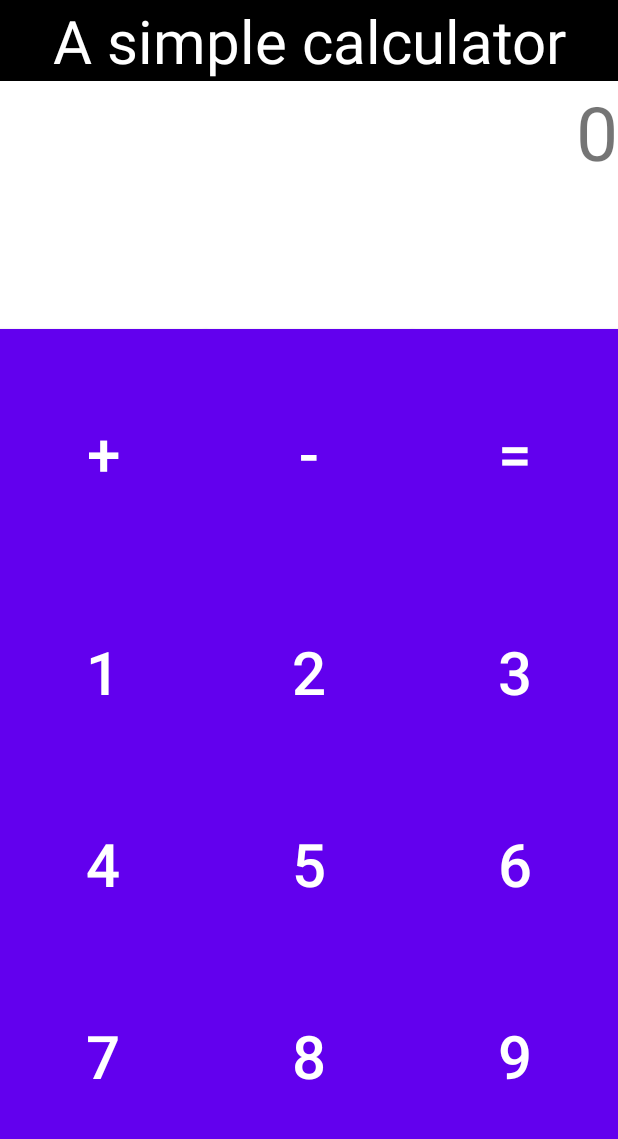
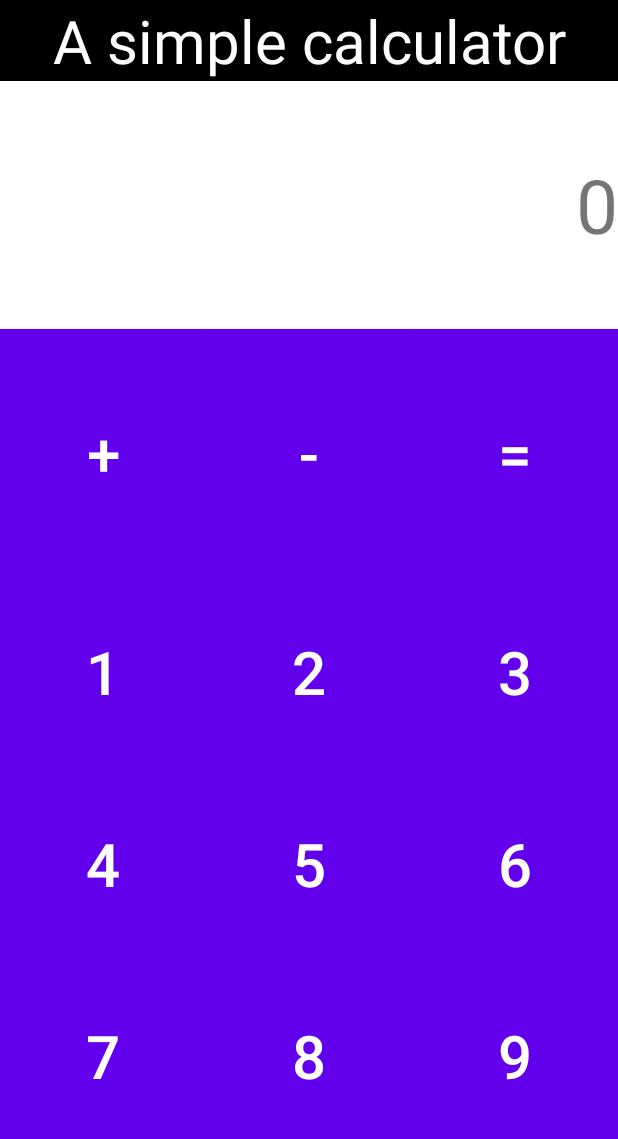
Before and after one commit to ilya-shevtsov/MyCalculator, an Android app: the screen it shows after launch (MainActivity), on a phone screen of 412 x 824 dp, the part 84-1223 px from its top. Run offline under Robolectric (Android 15) with nearby library versions, the phone set to English and light mode, and no system bars.

Commit message:
+ - and calc and result gravity layout done

```diff
--- a/app/src/main/res/layout/activity_main.xml
+++ b/app/src/main/res/layout/activity_main.xml
@@ -12,6 +12,9 @@
         android:layout_height="wrap_content"
         android:orientation="horizontal"
         app:layout_constraintGuide_percent="0.5" />
+
+
+
 
     <TextView
         android:id="@+id/Title"
@@ -29,7 +32,7 @@
         android:id="@+id/ResultID"
         android:layout_width="0dp"
         android:layout_height="0dp"
-        android:textAlignment="viewEnd"
+        android:gravity="center_vertical|end"
         android:text="@string/Result"
         android:textSize="50sp"
         app:layout_constraintBottom_toTopOf="@+id/Sum"
```
